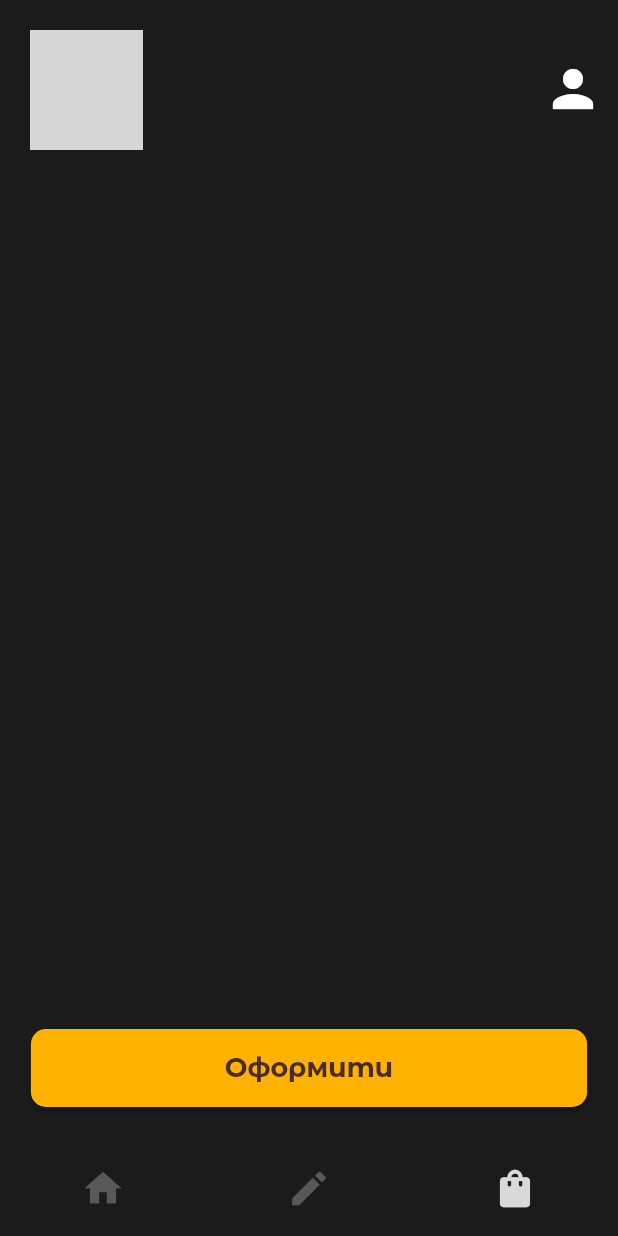
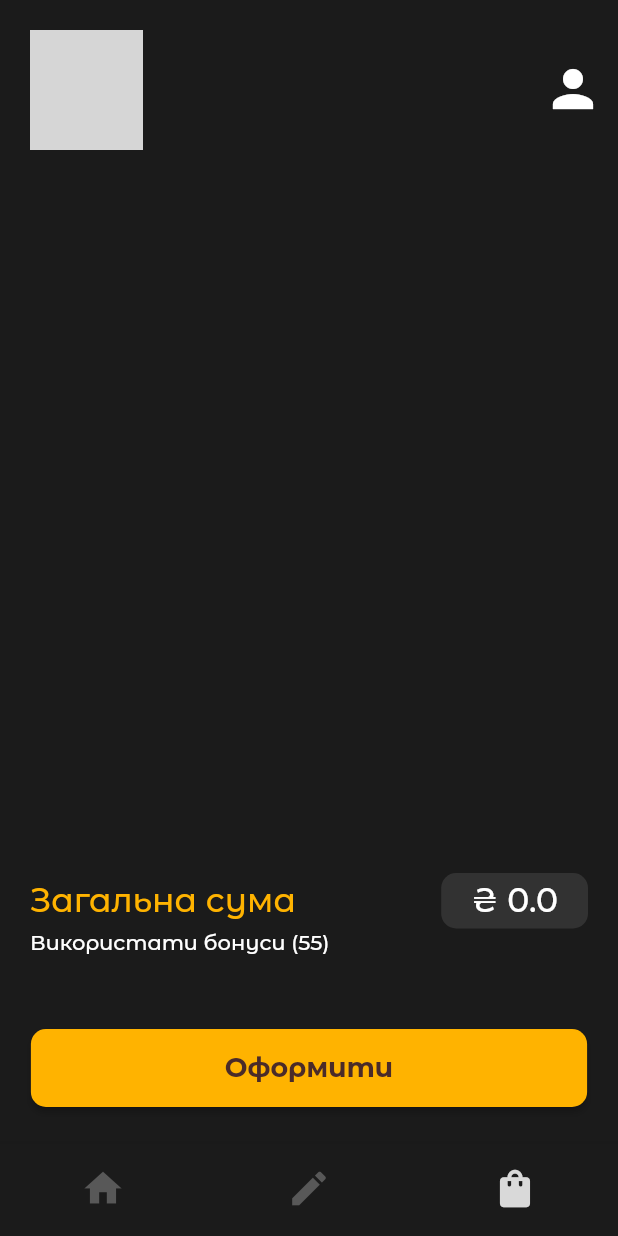
Before and after one commit to Zhenya-Mykhalskyi/Honey-Shop, a Flutter app: the screen it shows once a user with an empty profile is signed in, item 3 of the bottom bar chosen, on a phone screen of 412 x 824 dp. Run offline on Flutter 3.47's test engine with Material 2 defaults, Android fonts, the phone set to English and light mode, and no system bars; our stand-ins replace cached_network_image, cloud_firestore, connectivity_plus, firebase_auth, firebase_core, firebase_storage and 2 more; accounts and stored records are empty; project files that could hold a hidden picture were left out; grey boxes are pictures that could not be loaded.

Commit message:
feat: CartScreen with add/remove liters logic

```diff
--- a/lib/screens/cart_screen.dart
+++ b/lib/screens/cart_screen.dart
@@ -21,18 +21,17 @@ class CartScreen extends StatefulWidget {
 class _CartScreenState extends State<CartScreen> {
   @override
   Widget build(BuildContext context) {
-    final cart = Provider.of<CartProvider>(context);
-    //  final cart = Provider.of<CartProvider>(context);
+    final cartProvider = Provider.of<CartProvider>(context);
     final productsProvider = Provider.of<ProductsProvider>(context);
     return Padding(
-      padding: const EdgeInsets.only(top: 15),
+      padding: const EdgeInsets.only(top: 15, right: 20, left: 20),
       child: Column(
         children: [
           Expanded(
             child: ListView.builder(
-              itemCount: cart.items.length,
+              itemCount: cartProvider.items.length,
               itemBuilder: (context, index) {
-                final cartData = cart.items.values.toList()[index];
+                final cartData = cartProvider.items.values.toList()[index];
                 final product = productsProvider.getProductById(cartData.id);
                 return CartItem(
                   id: cartData.id,
@@ -40,10 +39,49 @@ class _CartScreenState extends State<CartScreen> {
                   liters: cartData.liters,
                   price: cartData.price,
                   imageUrl: cartData.imageUrl,
-                  productId: cart.items.keys.toList()[index],
+                  productId: cartProvider.items.keys.toList()[index],
                   product: product,
                 );
               },
+            ),
+          ),
+          Padding(
+            padding: const EdgeInsets.symmetric(vertical: 20),
+            child: Column(
+              children: [
+                Row(
+                  mainAxisAlignment: MainAxisAlignment.spaceBetween,
+                  children: [
+                    const Text(
+                      'Загальна сума',
+                      style: TextStyle(
+                          color: Color.fromARGB(255, 255, 179, 0),
+                          fontWeight: FontWeight.w500,
+                          fontSize: 22),
+                    ),
+                    Container(
+                      decoration: BoxDecoration(
+                          borderRadius: BorderRadius.circular(10),
+                          color: Colors.white.withOpacity(0.1)),
+                      child: Padding(
+                        padding: const EdgeInsets.symmetric(
+                            vertical: 5, horizontal: 20),
+                        child: Text(
+                          '₴ ${cartProvider.totalAmount.toString()}',
+                          style: const TextStyle(
+                            fontWeight: FontWeight.w500,
+                            fontSize: 22,
+                          ),
+                        ),
+                      ),
+                    ),
+                  ],
+                ),
+                Row(children: [
+                  const Text('Використати бонуси (55)'),
+                  // Checkbox(value: null, onChanged: print)
+                ])
+              ],
             ),
           ),
           CustomButton(
--- a/lib/widgets/liters_counter.dart
+++ b/lib/widgets/liters_counter.dart
@@ -34,6 +34,7 @@ class _LitersCounterState extends State<LitersCounter> {
           GestureDetector(
             onTap: () {
               productsProvider.subtractHalfLiter(widget.product!);
+              cart.removeSingleItemFromCart(widget.product!.id);
             },
             child: Container(
               width: MediaQuery.of(context).size.width * 0.093,
@@ -62,7 +63,7 @@ class _LitersCounterState extends State<LitersCounter> {
                   productId: widget.product!.id,
                   title: widget.product!.title,
                   imageUrl: widget.product!.imageUrl,
-                  price: widget.product!.liters,
+                  price: widget.product!.price,
                   liters: widget.product!.liters);
             },
             child: Container(
```
Also changed, not shown: lib/providers/cart.dart (+26 -8 lines).
